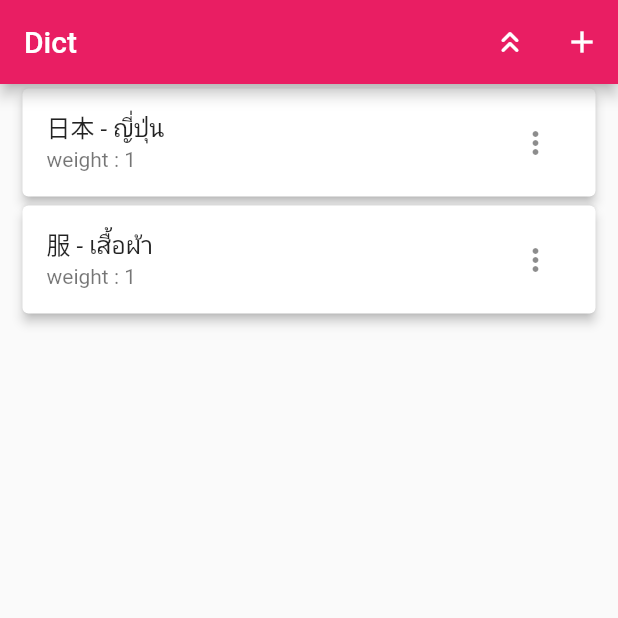
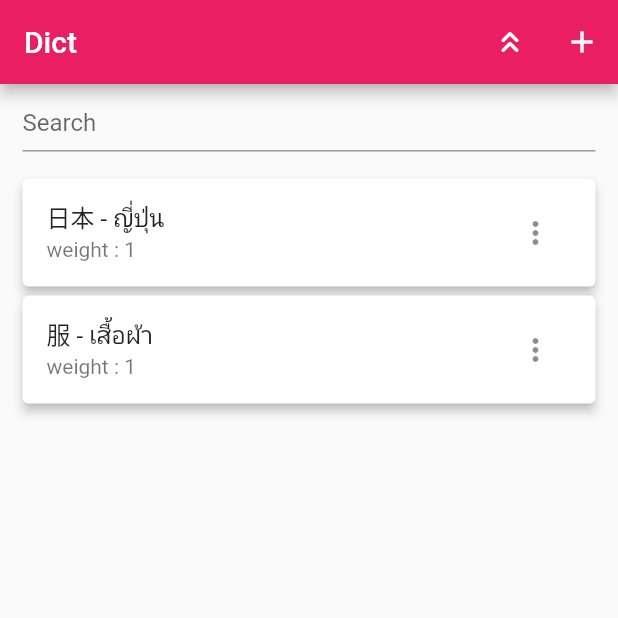
Before and after one commit to matus1142/flashcardgame, a Flutter app: the screen it shows after launch, on a phone screen of 412 x 824 dp, the top half of it. Run offline on Flutter 3.47's test engine with Material 2 defaults, Android fonts, the phone set to English and light mode, and no system bars; our stand-ins replace fluttertoast; missing offline and left inert: gsheets; key blocks and very long unbroken strings in the code were emptied for the run.

Commit message:
Prepare search environment

```diff
--- a/lib/screen/dict_screen.dart
+++ b/lib/screen/dict_screen.dart
@@ -13,15 +13,18 @@ class DictScreen extends StatefulWidget {
 }
 
 class _DictScreenState extends State<DictScreen> {
+  TextEditingController SearchFieldController = TextEditingController();
+
   @override
   Widget build(BuildContext context) {
     return Scaffold(
       appBar: AppBar(
         title: Text("Dict"),
         actions: [
-            IconButton(
+          IconButton(
               onPressed: (() async {
-                Fluttertoast.showToast(msg: "Upload",gravity: ToastGravity.CENTER);
+                Fluttertoast.showToast(
+                    msg: "Upload", gravity: ToastGravity.CENTER);
                 print("Upload");
               }),
               icon: Icon(Icons.keyboard_double_arrow_up_rounded)),
@@ -39,9 +42,31 @@ class _DictScreenState extends State<DictScreen> {
               Widget? child) {
         var count = provider.flashcardlists.length;
         return ListView.builder(
-            itemCount: count, //number card
-            itemBuilder: (context, int index) {
+            itemCount:
+                count + 1, //number card, offset 1 for Add Button Upload CSV
+            itemBuilder: (context, int counter) {
+              int index = 0;
+              if (counter == 0) {
+                return Container(
+                  margin: EdgeInsets.symmetric(vertical: 15, horizontal: 15),
+                  height: 30,
+                  decoration: BoxDecoration(),
+                  child: TextField(
+                    controller: SearchFieldController,
+                    decoration: InputDecoration(hintText: "Search"),
+                    onChanged: (value){
+                      print(value);
+
+                      //Add search function here
+
+                    },
+                  ),
+                );
+              } else {
+                index = counter - 1;
+              }
               Flashcards data = provider.flashcardlists[index];
+
               return Card(
                 elevation: 3, //เงาระหว่าง card
                 margin: const EdgeInsets.symmetric(
@@ -65,12 +90,12 @@ class _DictScreenState extends State<DictScreen> {
                             ];
                           }, onSelected: (String value) async {
                             if (value == 'Edit') {
-                                print("Edit ${data.dict}");
-                                await EditVocabDialog(context,index);
-                                //provider.Editflashcardlists(index);
+                              print("Edit ${data.dict}");
+                              await EditVocabDialog(context, index);
+                              //provider.Editflashcardlists(index);
                             } else if (value == 'Delete') {
-                                print("Delete ${data.dict}");
-                                await provider.delflashcardlists(index);
+                              print("Delete ${data.dict}");
+                              await provider.delflashcardlists(index);
                             }
                           })),
                     ]),
```
